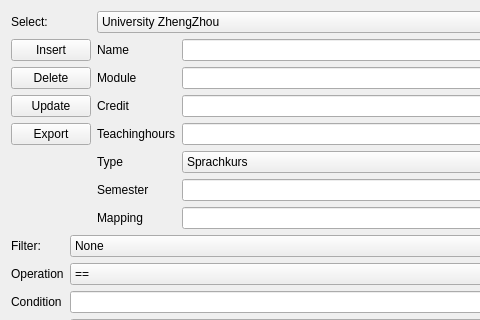
jszhtian/StudentMgr, file lectureeditor.ui: the form before one commit; both pictures show x 0 to 480 and y 0 to 320 of the 653 by 428 pixel window.
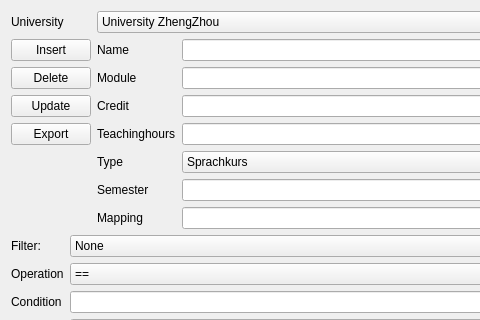
The form after the commit.

Patch:
```diff
--- a/lectureeditor.ui
+++ b/lectureeditor.ui
@@ -21,7 +21,7 @@
        <item row="0" column="0">
         <widget class="QLabel" name="label">
          <property name="text">
-          <string>Select:</string>
+          <string>University</string>
          </property>
         </widget>
        </item>
```
Left out of the diff: 12 changed lines with no effect on the pictures.
